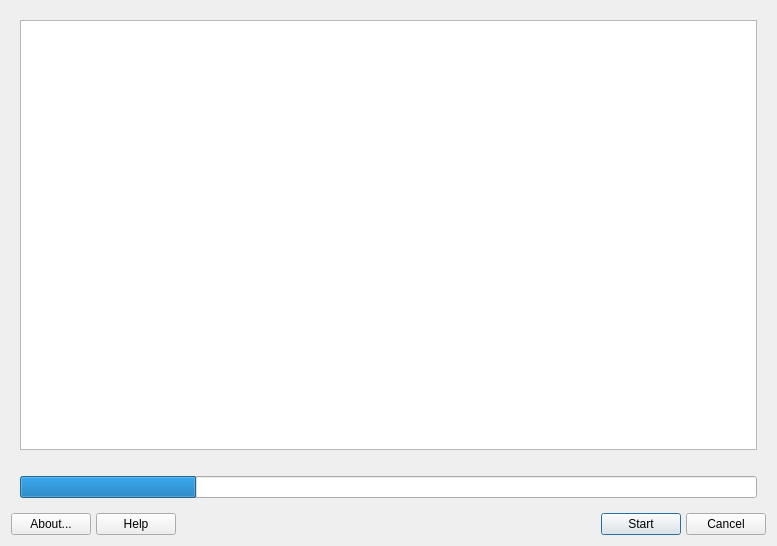
This is mxfindshares.ui in AdrianTM/mx-findshares as Qt 5 draws it before an edit. The edited form follows.
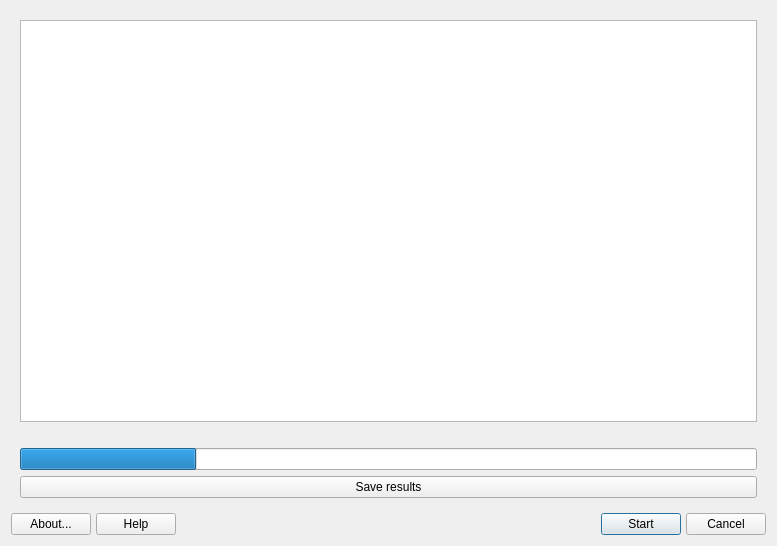
This is the edited form. The open tabs and pages were chosen to show the change. Icons and pictures are not drawn.

Patch:
```diff
--- a/mxfindshares.ui
+++ b/mxfindshares.ui
@@ -101,6 +101,13 @@
          </property>
         </widget>
        </item>
+       <item>
+        <widget class="QPushButton" name="buttonSave">
+         <property name="text">
+          <string>Save results</string>
+         </property>
+        </widget>
+       </item>
       </layout>
      </widget>
     </widget>
```
Left out of the diff: 2 changed lines with no effect on the pictures.
